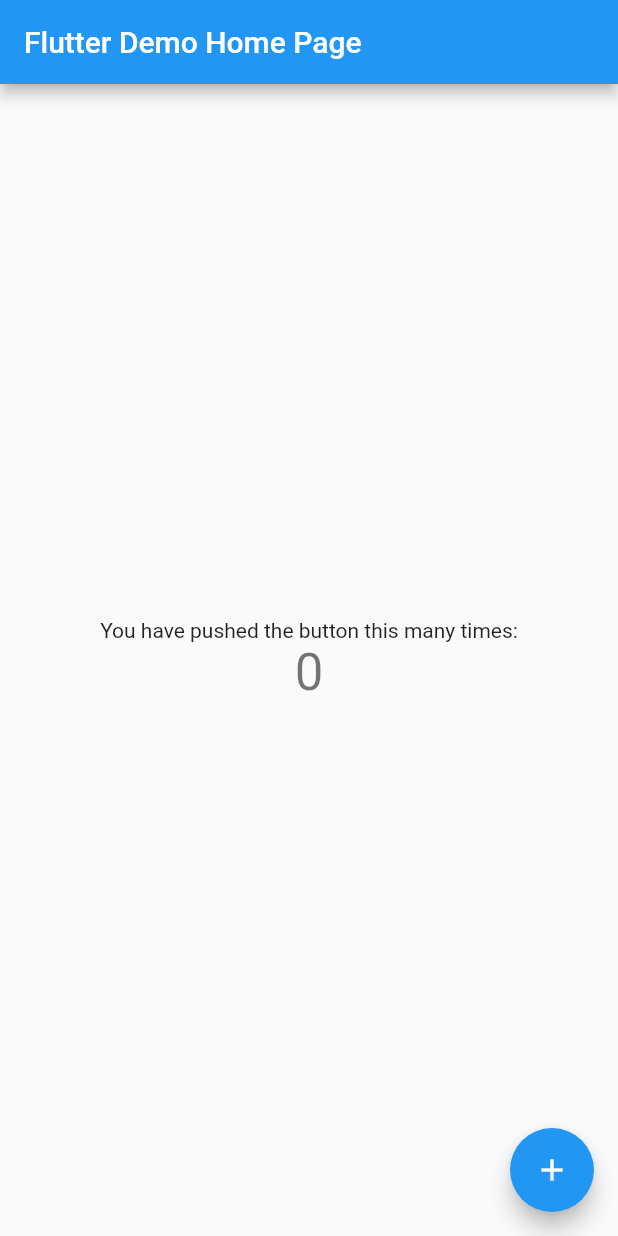
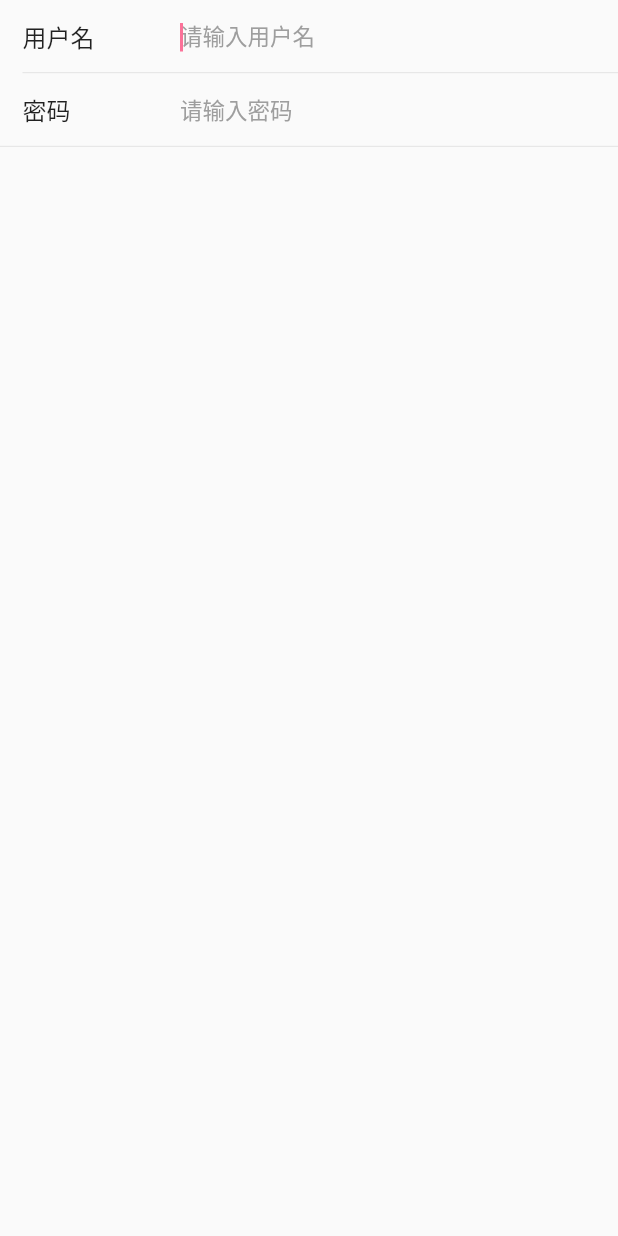
Before and after one commit to oldweipro/practice_imitate_bilibili_app, a Flutter app: the screen it shows after launch, on a phone screen of 412 x 824 dp. Run offline on Flutter 3.47's test engine with Material 2 defaults, Android fonts, the phone set to English and light mode, and no system bars; our stand-ins replace dio, shared_preferences.

Commit message:
完成输入框

```diff
--- a/lib/main.dart
+++ b/lib/main.dart
@@ -6,6 +6,7 @@ import 'package:bilibili/http/core/hi_net.dart';
 import 'package:bilibili/http/dao/login_dao.dart';
 import 'package:bilibili/http/request/notice_request.dart';
 import 'package:bilibili/model/owner.dart';
+import 'package:bilibili/page/registration_page.dart';
 import 'package:flutter/material.dart';
 
 void main() {
@@ -30,7 +31,7 @@ class MyApp extends StatelessWidget {
         // is not restarted.
         primarySwatch: Colors.blue,
       ),
-      home: MyHomePage(title: 'Flutter Demo Home Page'),
+      home: RegistrationPage(),
     );
   }
 }
--- /dev/null
+++ b/lib/page/registration_page.dart
@@ -0,0 +1,40 @@
+import 'package:bilibili/widget/login_input.dart';
+import 'package:flutter/material.dart';
+
+class RegistrationPage extends StatefulWidget {
+  const RegistrationPage({Key key}) : super(key: key);
+
+  @override
+  _RegistrationPageState createState() => _RegistrationPageState();
+}
+
+class _RegistrationPageState extends State<RegistrationPage> {
+  @override
+  Widget build(BuildContext context) {
+    return Scaffold(
+      body: Container(
+        child: ListView(
+          //自适应
+          children: [
+            LoginInput(
+              '用户名',
+              '请输入用户名',
+              onChanged: (text) {
+                print(text);
+              },
+            ),
+            LoginInput(
+              '密码',
+              '请输入密码',
+              obscureText: true,
+              lineStretch: true,
+              onChanged: (text) {
+                print(text);
+              },
+            )
+          ],
+        ),
+      ),
+    );
+  }
+}
--- /dev/null
+++ b/lib/util/color.dart
@@ -0,0 +1,6 @@
+import 'package:flutter/material.dart';
+
+const MaterialColor primary = MaterialColor(
+  0xfffb7299,
+  <int, Color>{50: Color(0xfff9db5)},
+);
--- /dev/null
+++ b/lib/widget/login_input.dart
@@ -0,0 +1,94 @@
+import 'package:bilibili/util/color.dart';
+import 'package:flutter/material.dart';
+
+class LoginInput extends StatefulWidget {
+  final String title;
+  final String hint;
+  final ValueChanged<String> onChanged;
+  final ValueChanged<bool> focusChanged;
+  final bool lineStretch;
+  final bool obscureText;
+  final TextInputType keyboardType;
+
+  const LoginInput(this.title, this.hint,
+      {Key key,
+      this.onChanged,
+      this.focusChanged,
+      this.lineStretch = false,
+      this.obscureText = false,
+      this.keyboardType})
+      : super(key: key);
+
+  @override
+  _LoginInputState createState() => _LoginInputState();
+}
+
+class _LoginInputState extends State<LoginInput> {
+  final _focusNode = FocusNode();
+
+  @override
+  void initState() {
+    super.initState();
+    //是否获取光标的监听
+    _focusNode.addListener(() {
+      print('获取到焦点:${_focusNode.hasFocus}');
+      if (widget.focusChanged != null) {
+        widget.focusChanged(_focusNode.hasFocus);
+      }
+    });
+  }
+
+  @override
+  void dispose() {
+    _focusNode.dispose();
+    super.dispose();
+  }
+
+  @override
+  Widget build(BuildContext context) {
+    return Column(
+      children: [
+        Row(
+          children: [
+            Container(
+              padding: EdgeInsets.only(left: 15),
+              width: 100,
+              child: Text(
+                widget.title,
+                style: TextStyle(fontSize: 16),
+              ),
+            ),
+            _input()
+          ],
+        ),
+        Padding(
+          padding: EdgeInsets.only(left: !widget.lineStretch ? 15 : 0),
+          child: Divider(
+            height: 1,
+            thickness: 0.5,
+          ),
+        )
+      ],
+    );
+  }
+
+  _input() {
+    return Expanded(
+        child: TextField(
+      focusNode: _focusNode,
+      onChanged: widget.onChanged,
+      obscureText: widget.obscureText,
+      keyboardType: widget.keyboardType,
+      autofocus: !widget.obscureText,
+      cursorColor: primary,
+      style: TextStyle(
+          fontSize: 16, color: Colors.black, fontWeight: FontWeight.w300),
+      //输入框样式
+      decoration: InputDecoration(
+          contentPadding: EdgeInsets.only(left: 20, right: 20),
+          border: InputBorder.none,
+          hintText: widget.hint ?? '',
+          hintStyle: TextStyle(fontSize: 15, color: Colors.grey)),
+    ));
+  }
+}
```
